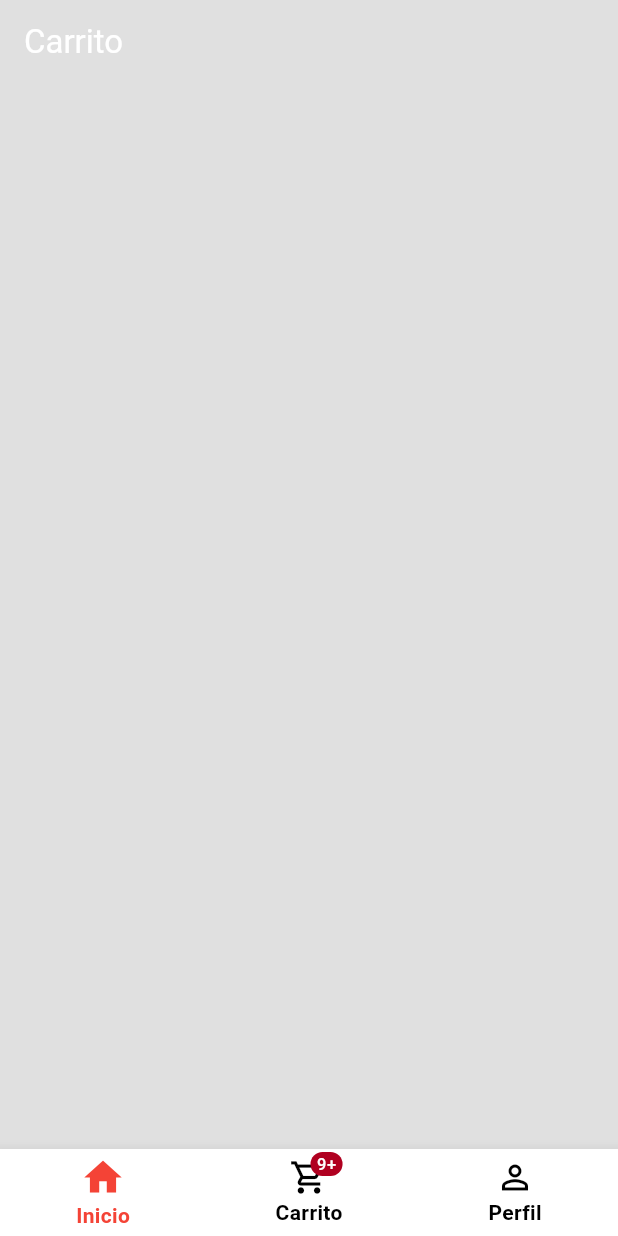
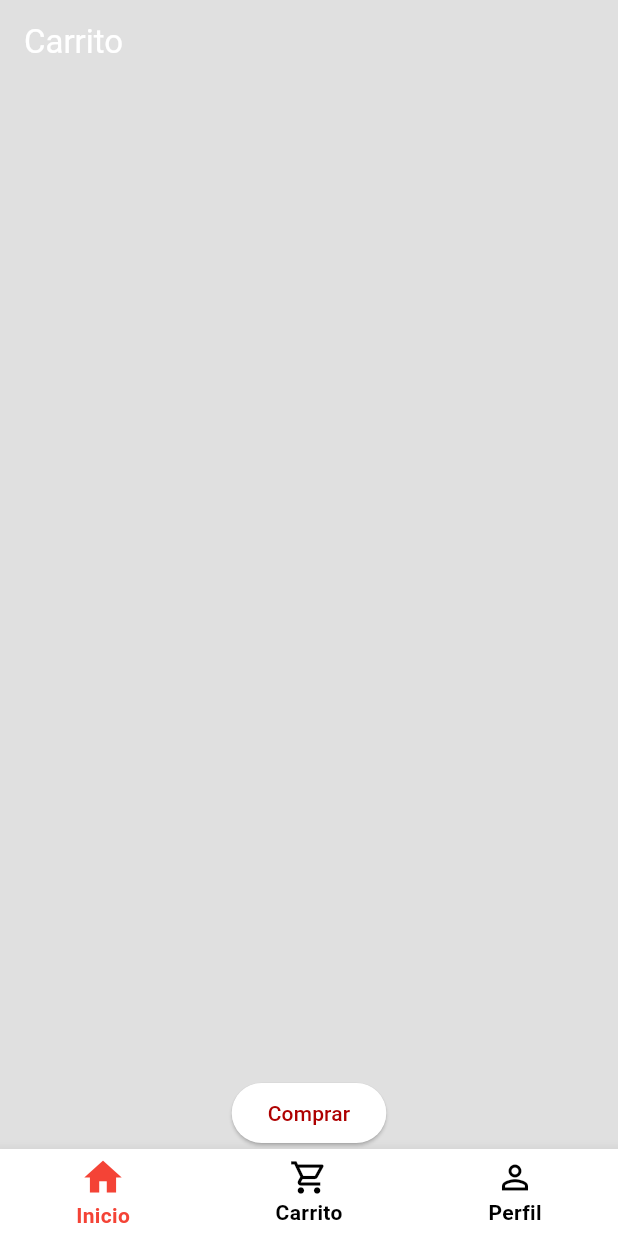
Before and after one commit to DeanHdz/Ecommerce_DesarrolloMovil_Flutter, a Flutter app: the screen it shows after launch, swiped to page 2, on a phone screen of 412 x 824 dp. Run offline on Flutter 3.47's test engine with Material 3 defaults, Android fonts, the phone set to English and light mode, and no system bars; drawn by our look-alikes of stylish_bottom_bar.

Commit message:
showBadge actualizable en carrito

```diff
--- a/ecommerce/lib/models/shop.dart
+++ b/ecommerce/lib/models/shop.dart
@@ -46,6 +46,8 @@ class Shop extends ChangeNotifier {
   // Add item to cart
   void addToCart(Product item) {
     _cart.add(item);
+    // Notificar listeners que el carrito se modifico (pageControl)
+    notifyListeners();
   }
 
   // Remove item from cart
--- a/ecommerce/lib/pageControl.dart
+++ b/ecommerce/lib/pageControl.dart
@@ -1,3 +1,4 @@
+import 'package:ecommerce/models/product.dart';
 import 'package:ecommerce/pages/cart_page.dart';
 import 'package:ecommerce/pages/home_page.dart';
 import 'package:ecommerce/pages/login_page.dart';
@@ -17,20 +18,48 @@ class PageControl extends StatefulWidget {
 }
 
 class _PageControlState extends State<PageControl> {
-  late dynamic selected = 0; // Declare as late to avoid null safety warnings
+  //Pagina seleccionada, por default es 1 (Home) en initState
+  late dynamic selected;
+  //Controlador de vistas de pagina
   late PageController pageController;
+  //Mostrar productos en el carrito
+  late List<Product> cart = context.watch<Shop>().cart;
+  //Mostrar productos de la tienda
+  late List<Product> products = context.watch<Shop>().shop;
 
   @override
   void initState() {
     super.initState();
-    selected = 0; // Initialize selected in initState
     pageController = PageController(); // Initialize pageController in initState
+    selected = 0;
   }
 
   @override
   Widget build(BuildContext context) {
-    // Acceder a productos en la tienda
-    final products = context.watch<Shop>().shop;
+    List<BottomBarItem> bottomBarItems = [
+      BottomBarItem(
+        icon: const Icon(Icons.home_outlined),
+        selectedIcon: const Icon(Icons.home),
+        unSelectedColor: Colors.black,
+        selectedColor: Colors.red,
+        title: const Text('Inicio'),
+      ),
+      BottomBarItem(
+        icon: const Icon(Icons.shopping_cart_outlined),
+        selectedIcon: const Icon(Icons.shopping_cart),
+        unSelectedColor: Colors.black,
+        selectedColor: Colors.red,
+        title: const Text('Carrito'),
+        badge: Text(cart.length.toString()), //Numero de elementos en carrito
+        showBadge: cart.isNotEmpty ? true : false, //Mostrar punto de alerta
+      ),
+      BottomBarItem(
+          icon: const Icon(Icons.person_outline),
+          selectedIcon: const Icon(Icons.person),
+          unSelectedColor: Colors.black,
+          selectedColor: Colors.red,
+          title: const Text('Perfil'))
+    ];
 
     /*@override
     void dispose() {
@@ -61,28 +90,3 @@ class _PageControlState extends State<PageControl> {
     );
   }
 }
-
-List<BottomBarItem> bottomBarItems = [
-  BottomBarItem(
-    icon: const Icon(Icons.home_outlined),
-    selectedIcon: const Icon(Icons.home),
-    unSelectedColor: Colors.black,
-    selectedColor: Colors.red,
-    title: const Text('Inicio'),
-  ),
-  BottomBarItem(
-    icon: const Icon(Icons.shopping_cart_outlined),
-    selectedIcon: const Icon(Icons.shopping_cart),
-    unSelectedColor: Colors.black,
-    selectedColor: Colors.red,
-    title: const Text('Carrito'),
-    badge: const Text('9+'), //Numero de elementos en carrito
-    showBadge: true, //Mostrar punto de alerta
-  ),
-  BottomBarItem(
-      icon: const Icon(Icons.person_outline),
-      selectedIcon: const Icon(Icons.person),
-      unSelectedColor: Colors.black,
-      selectedColor: Colors.red,
-      title: const Text('Perfil'))
-];
--- a/ecommerce/lib/pages/cart_page.dart
+++ b/ecommerce/lib/pages/cart_page.dart
@@ -1,10 +1,19 @@
 import 'package:ecommerce/models/product.dart';
 import 'package:ecommerce/models/shop.dart';
+import 'package:ecommerce/pages/payment_page.dart';
 import 'package:flutter/material.dart';
 import 'package:provider/provider.dart';
 
 class CartPage extends StatelessWidget {
   const CartPage({super.key});
+
+  void payButtonPressed(BuildContext context) {
+    //Ir a pagina de registro
+    Navigator.pushReplacement(
+      context,
+      MaterialPageRoute(builder: (context) => const PaymentPage()),
+    );
+  }
 
   //remove item from cart method
   void removeItemFromCart(BuildContext context, Product product) {
@@ -70,6 +79,11 @@ class CartPage extends StatelessWidget {
           ),
 
           // boton para pagar
+          ElevatedButton(
+              onPressed: () {
+                payButtonPressed(context);
+              },
+              child: const Text("Comprar"))
         ],
       ),
     );
```
Also changed, not shown: ecommerce/lib/pages/payment_page.dart (added, +10 -0 lines).
